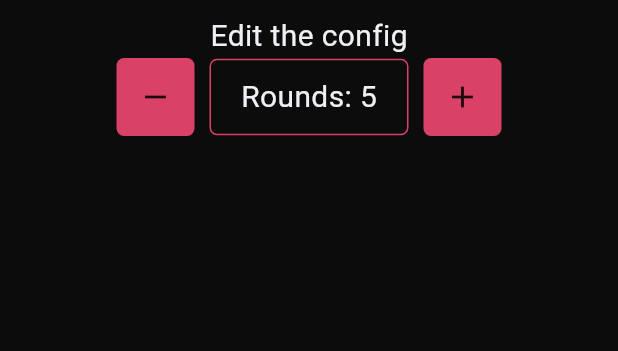
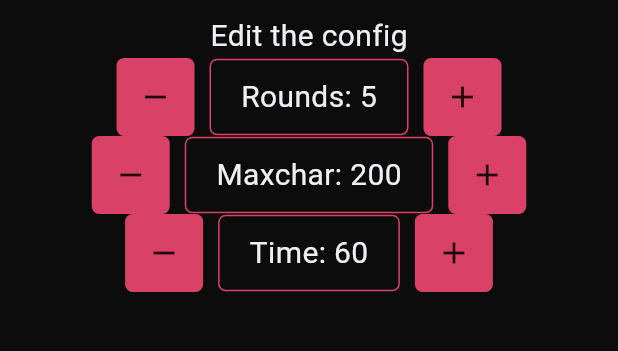
Before and after one commit to FrostyCake47/TextTales, a Flutter app: the LobbyScreen screen opened by its route, after a tap on the "remove" icon, after a tap on the "add" icon, on a phone screen of 412 x 824 dp, the part 80-431 px from its top. Run offline on Flutter 3.47's test engine with Material 3 defaults, Android fonts, the phone set to English and light mode, and no system bars; our stand-ins replace firebase_auth, firebase_core, flutter_riverpod, flutter_spinkit, fluttertoast, font_awesome_flutter and 3 more; missing offline and left inert: dart:ffi; accounts and stored records are empty.

Commit message:
configTab class

```diff
--- a/lib/components/configtab.dart
+++ b/lib/components/configtab.dart
@@ -1,3 +1,5 @@
+// ignore_for_file: curly_braces_in_flow_control_structures
+
 import 'package:flutter/material.dart';
 import 'package:flutter_riverpod/flutter_riverpod.dart';
 import 'package:texttales/constants/colors.dart';
@@ -6,18 +8,35 @@ import 'package:texttales/main.dart';
 import 'package:texttales/models/gamesetting.dart';
 
 class ConfigTab extends ConsumerWidget {
-  const ConfigTab({super.key});
+  final String item;
+  ConfigTab({super.key, required this.item});
+
 
   @override
   Widget build(BuildContext context, WidgetRef ref) {
-  final GameSetting gameSetting = ref.watch(gameSettingProvider);
+  final gameSetting = ref.watch(gameSettingProvider);
+  String capitalize(String s) => s[0].toUpperCase() + s.substring(1);
+  int setting = 0;
+
+  final Map<String, void Function()> decrementActions = {
+    'rounds': () => ref.read(gameSettingProvider.notifier).updateRounds(gameSetting.rounds - 1),
+    'time': () => ref.read(gameSettingProvider.notifier).updateTime(gameSetting.time - 1),
+    'maxchar': () => ref.read(gameSettingProvider.notifier).updateMaxChar(gameSetting.maxchar - 1),
+  };
+
+  final Map<String, void Function()> incrementActions = {
+    'rounds': () => ref.read(gameSettingProvider.notifier).updateRounds(gameSetting.rounds + 1),
+    'time': () => ref.read(gameSettingProvider.notifier).updateTime(gameSetting.time + 1),
+    'maxchar': () => ref.read(gameSettingProvider.notifier).updateMaxChar(gameSetting.maxchar + 1),
+  };
 
   return Row(
       mainAxisAlignment: MainAxisAlignment.center,
       children: <Widget>[
         GestureDetector(
           onTap: (){
-            ref.watch(gameSettingProvider.notifier).updateRounds(gameSetting.rounds - 1);
+            print('decrement $item');
+            decrementActions[item]!();
           },
           child: Container(
             decoration: BoxDecoration(
@@ -36,12 +55,12 @@ class ConfigTab extends ConsumerWidget {
             border: Border.all(color: primaryColor, width: 1),
             borderRadius: BorderRadius.circular(5),
           ),
-          child: Text("Rounds: ${gameSetting.rounds}", style: textMedium,)
+          child: Text("${capitalize(item)}: ${item == 'rounds' ? gameSetting.rounds : item == 'time' ? gameSetting.time : gameSetting.maxchar}", style: textMedium,)
         ),
 
         GestureDetector(
           onTap: (){
-            ref.watch(gameSettingProvider.notifier).updateRounds(gameSetting.rounds + 1);
+            incrementActions[item]!();
           },
           child: Container(
             decoration: BoxDecoration(
--- a/lib/screens/lobby.dart
+++ b/lib/screens/lobby.dart
@@ -34,7 +34,9 @@ class LobbyScreen extends ConsumerWidget {
               //configs
               Column(
                 children: <Widget>[
-                  ConfigTab(),
+                  ConfigTab(item: 'rounds',),
+                  ConfigTab(item: 'maxchar',),
+                  ConfigTab(item: 'time',),
                 ],
               )
             ],
```
